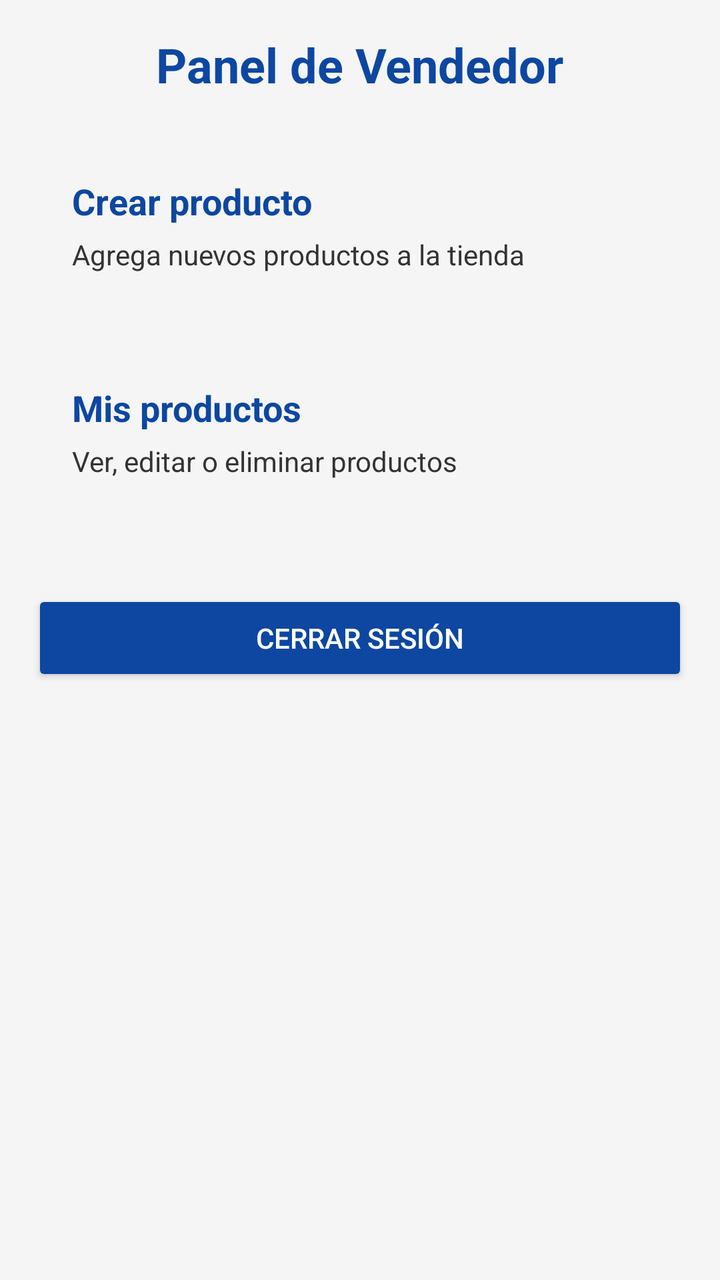
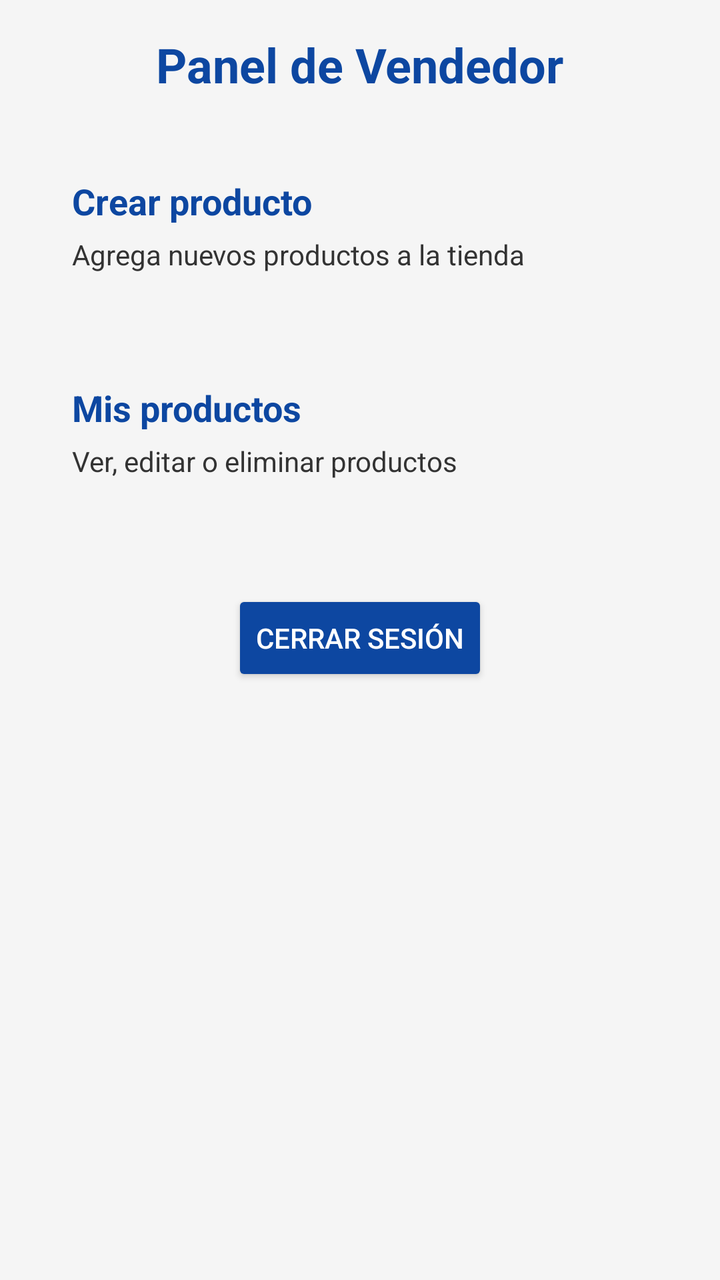

An Android layout rendered at two revisions. The XML below is the earlier revision; the diff shows what the commit changed to produce the second picture.
<!-- AndroidManifest.xml: application theme Theme.TechStore -->
<!-- res/layout/activity_vendedor.xml -->
<?xml version="1.0" encoding="utf-8"?>
<LinearLayout xmlns:android="http://schemas.android.com/apk/res/android"
    android:orientation="vertical"
    android:background="@color/background"
    android:padding="16dp"
    android:layout_width="match_parent"
    android:layout_height="match_parent">
    <TextView
        android:text="@string/panel_vendedor"
        android:textSize="24sp"
        android:textStyle="bold"
        android:textColor="@color/primaryDark"
        android:layout_gravity="center"
        android:layout_marginBottom="20dp"
        android:layout_width="wrap_content"
        android:layout_height="wrap_content" />

    <LinearLayout
        android:id="@+id/cardCrear"
        android:orientation="vertical"
        android:background="@drawable/bg_card"
        android:padding="20dp"
        android:layout_marginBottom="15dp"
        android:layout_width="match_parent"
        android:layout_height="wrap_content">

        <TextView
            android:text="@string/crear_producto"
            android:textSize="18sp"
            android:textStyle="bold"
            android:textColor="@color/primaryDark"
            android:layout_width="wrap_content"
            android:layout_height="wrap_content" />

        <TextView
            android:text="@string/descripcion_crear_producto"
            android:layout_marginTop="5dp"
            android:textColor="@color/texto_principal"
            android:layout_width="wrap_content"
            android:layout_height="wrap_content" />

    </LinearLayout>

    <LinearLayout
        android:id="@+id/cardMis"
        android:orientation="vertical"
        android:background="@drawable/bg_card"
        android:padding="20dp"
        android:layout_marginBottom="15dp"
        android:layout_width="match_parent"
        android:layout_height="wrap_content">

        <TextView
            android:text="@string/mis_productos"
            android:textSize="18sp"
            android:textStyle="bold"
            android:textColor="@color/primaryDark"
            android:layout_width="wrap_content"
            android:layout_height="wrap_content" />

        <TextView
            android:text="@string/descripcion_mis_productos"
            android:layout_marginTop="5dp"
            android:textColor="@color/texto_principal"
            android:layout_width="wrap_content"
            android:layout_height="wrap_content" />

    </LinearLayout>

    <Button
        android:id="@+id/btnVolver"
        android:text="@string/cerrar_sesion"
        android:backgroundTint="@color/primaryDark"
        android:textColor="@color/white"
        android:layout_marginTop="20dp"
        android:layout_width="match_parent"
        android:layout_height="wrap_content" />

</LinearLayout>
<!-- resources referenced by this layout -->
<resources>
  <color name="background">#F5F5F5</color>
  <color name="primaryDark">#0D47A1</color>
  <color name="texto_principal">#333333</color>
  <color name="white">#FFFFFF</color>
  <!-- drawable bg_card (drawable) -->
  <?xml version="1.0" encoding="utf-8"?>
  <selector xmlns:android="http://schemas.android.com/apk/res/android">
      <shape xmlns:android="http://schemas.android.com/apk/res/android">
          <solid android:color="#FFFFFF"/>
  
          <stroke
              android:width="2dp"
              android:color="#2196F3"/>
  
          <corners android:radius="12dp"/>
      </shape>
  </selector>
  <string name="cerrar_sesion">Cerrar sesión</string>
  <string name="crear_producto">Crear producto</string>
  <string name="descripcion_crear_producto">Agrega nuevos productos a la tienda</string>
  <string name="descripcion_mis_productos">Ver, editar o eliminar productos</string>
  <string name="mis_productos">Mis productos</string>
  <string name="panel_vendedor">Panel de Vendedor</string>
  <style name="Theme.TechStore" parent="Base.Theme.TechStore" />
  <style name="Base.Theme.TechStore" parent="Theme.Material3.DayNight.NoActionBar">
          
          
      </style>
</resources>

<!-- the commit's change to res/layout/activity_vendedor.xml (unified diff, before → after) -->
@@ -3,8 +3,10 @@
     android:orientation="vertical"
     android:background="@color/background"
     android:padding="16dp"
+    android:gravity="center_horizontal"
     android:layout_width="match_parent"
     android:layout_height="match_parent">
+
     <TextView
         android:text="@string/panel_vendedor"
         android:textSize="24sp"
@@ -72,8 +74,9 @@
         android:text="@string/cerrar_sesion"
         android:backgroundTint="@color/primaryDark"
         android:textColor="@color/white"
+        android:minHeight="48dp"
         android:layout_marginTop="20dp"
-        android:layout_width="match_parent"
+        android:layout_width="wrap_content"
         android:layout_height="wrap_content" />
 
 </LinearLayout>
